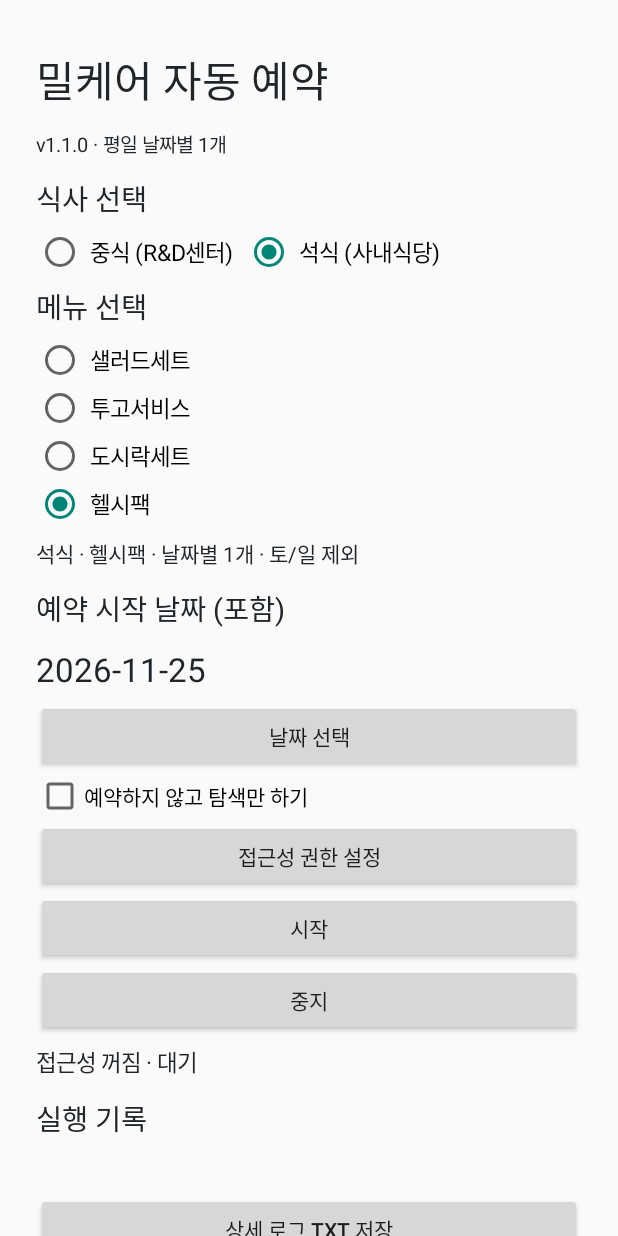
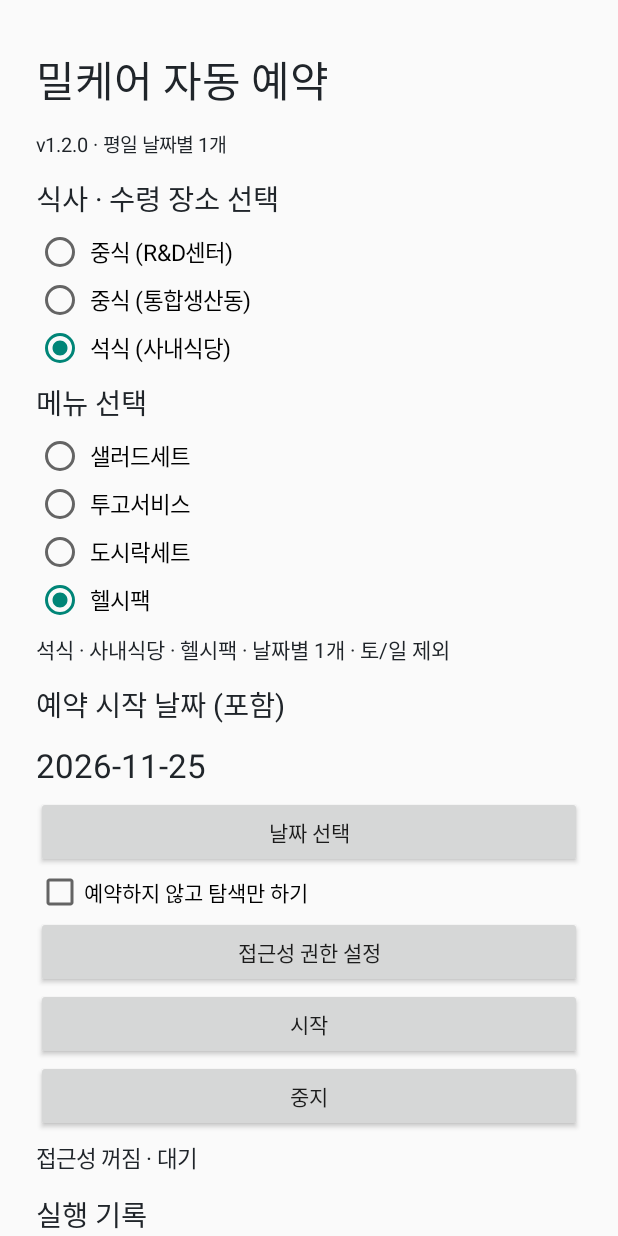
Before and after one commit to eekk1962-coder/scrollshot-lite, an Android app: the screen it shows after launch (MainActivity), on a phone screen of 412 x 824 dp. Run offline under Robolectric (Android 15) with nearby library versions, the phone set to English and light mode, and no system bars.

Commit message:
Add production-building lunch pickup tab, preserve existing history, test all 12 combinations

```diff
--- a/mealcare-macro/app/build.gradle
+++ b/mealcare-macro/app/build.gradle
@@ -2,6 +2,6 @@ plugins { id 'com.android.application' version '8.7.3' }
 android {
  namespace 'kr.signal.mealcaremacro'
  compileSdk 35
- defaultConfig { applicationId 'kr.signal.mealcaremacro'; minSdk 26; targetSdk 34; versionCode 8; versionName '1.1.0' }
+ defaultConfig { applicationId 'kr.signal.mealcaremacro'; minSdk 26; targetSdk 34; versionCode 9; versionName '1.2.0' }
  compileOptions { sourceCompatibility JavaVersion.VERSION_17; targetCompatibility JavaVersion.VERSION_17 }
 }
--- a/mealcare-macro/app/src/main/java/kr/signal/mealcaremacro/MacroService.java
+++ b/mealcare-macro/app/src/main/java/kr/signal/mealcaremacro/MacroService.java
@@ -15,7 +15,7 @@ public class MacroService extends AccessibilityService {
  @Override public void onDestroy(){stop("서비스 종료");instance=null;super.onDestroy();}
  SharedPreferences prefs(){return getSharedPreferences("run",0);}
  void log(String s){trace("LOG "+s);String old=prefs().getString("log","");String line=LocalTime.now().withNano(0)+" "+s;String all=line+"\n"+old;prefs().edit().putString("log",all.substring(0,Math.min(20000,all.length()))).putString("status",s).apply();if(info!=null)info.setText("예약 "+success+" · "+s);}
- void begin(String p,LocalDate d,boolean dry,MealSelection selected){if(running)return;selection=selected;TAB=selected.tab;pkg=p;start=d;preview=dry;seen.clear();closedCards.clear();inspectedCards.clear();pendingCard="";returnScroll=0;lastDump="";booked=new HashSet<>(prefs().getStringSet(selection.key,Collections.emptySet()));seen.addAll(booked);target=PickupParser.nextEligible(start,seen);laterCandidate=null;pending=null;idle=scrolls=success=skips=0;lastSig="";state="OPEN";running=true;deadline=SystemClock.uptimeMillis()+20*60*1000;due=SystemClock.uptimeMillis()+1600;show();trace("\n=== v1.1.0 RUN "+LocalDateTime.now()+" package="+p+" start="+d+" selection="+selection.display+" tab="+TAB+" preview="+dry+" ===");log(selection.display+" 시작 "+d+(dry?" (탐색만)":""));log("목표 날짜 "+target);h.post(tick);}
+ void begin(String p,LocalDate d,boolean dry,MealSelection selected){if(running)return;selection=selected;TAB=selected.tab;pkg=p;start=d;preview=dry;seen.clear();closedCards.clear();inspectedCards.clear();pendingCard="";returnScroll=0;lastDump="";booked=new HashSet<>(prefs().getStringSet(selection.key,Collections.emptySet()));seen.addAll(booked);target=PickupParser.nextEligible(start,seen);laterCandidate=null;pending=null;idle=scrolls=success=skips=0;lastSig="";state="OPEN";running=true;deadline=SystemClock.uptimeMillis()+20*60*1000;due=SystemClock.uptimeMillis()+1600;show();trace("\n=== v1.2.0 RUN "+LocalDateTime.now()+" package="+p+" start="+d+" selection="+selection.display+" tab="+TAB+" preview="+dry+" ===");log(selection.display+" 시작 "+d+(dry?" (탐색만)":""));log("목표 날짜 "+target);h.post(tick);}
  void stop(String reason){if(!running)return;running=false;h.removeCallbacks(tick);if(pending!=null&&("RESULT".equals(state)||"CONFIRM".equals(state)))reason+=" · "+pending+" 결과 미확인, 주문 내역 확인 필요";log(reason+" / 완료 "+success+"건");if(overlay!=null){try{wm.removeView(overlay);}catch(Exception ignored){}overlay=null;info=null;}}
  void show(){wm=(WindowManager)getSystemService(WINDOW_SERVICE);overlay=new LinearLayout(this);overlay.setOrientation(0);overlay.setGravity(Gravity.CENTER_VERTICAL);overlay.setPadding(12,4,8,4);overlay.setBackgroundColor(0xee182b21);info=new TextView(this);info.setTextColor(Color.WHITE);info.setMaxLines(2);info.setTextSize(12);overlay.addView(info,new LinearLayout.LayoutParams(0,-2,1));Button b=new Button(this);b.setText("중지");b.setOnClickListener(v->stop("사용자 중지"));overlay.addView(b);WindowManager.LayoutParams lp=new WindowManager.LayoutParams(getResources().getDisplayMetrics().widthPixels*4/5,-2,WindowManager.LayoutParams.TYPE_ACCESSIBILITY_OVERLAY,WindowManager.LayoutParams.FLAG_NOT_FOCUSABLE|WindowManager.LayoutParams.FLAG_NOT_TOUCH_MODAL,PixelFormat.TRANSLUCENT);lp.gravity=Gravity.TOP|Gravity.CENTER_HORIZONTAL;try{wm.addView(overlay,lp);}catch(Exception e){overlay=null;info=null;}}
  void walk(AccessibilityNodeInfo n,List<Item> out,int depth){if(n==null||depth>40||out.size()>1500)return;if(n.isVisibleToUser()&&!n.isPassword()&&!"android.widget.EditText".contentEquals(n.getClassName()==null?"":n.getClassName())){if(n.getText()!=null)out.add(new Item(n,n.getText().toString()));if(n.getContentDescription()!=null&&!Objects.equals(n.getText(),n.getContentDescription()))out.add(new Item(n,n.getContentDescription().toString()));}for(int i=0;i<n.getChildCount();i++)walk(n.getChild(i),out,depth+1);}
--- a/mealcare-macro/app/src/main/java/kr/signal/mealcaremacro/MainActivity.java
+++ b/mealcare-macro/app/src/main/java/kr/signal/mealcaremacro/MainActivity.java
@@ -7,8 +7,8 @@ public class MainActivity extends Activity {
  Button button(String s,Runnable r){Button b=new Button(this);b.setAllCaps(false);b.setText(s);b.setOnClickListener(v->r.run());return b;}
  @Override public void onCreate(Bundle b){super.onCreate(b);try{date=LocalDate.parse(getPreferences(0).getString("date",date.toString()));}catch(Exception ignored){}
  ScrollView sc=new ScrollView(this);LinearLayout l=new LinearLayout(this);l.setOrientation(1);l.setPadding(dp(24),dp(26),dp(24),dp(24));sc.addView(l);setContentView(sc);
- l.addView(text("밀케어 자동 예약",28));l.addView(text("v1.1.0 · 평일 날짜별 1개",13));
- l.addView(text("식사 선택",19));meals=new RadioGroup(this);meals.setOrientation(RadioGroup.HORIZONTAL);addOption(meals,"중식 (R&D센터)",101);addOption(meals,"석식 (사내식당)",102);l.addView(meals);meals.check(getPreferences(0).getBoolean("lunch",false)?101:102);
+ l.addView(text("밀케어 자동 예약",28));l.addView(text("v1.2.0 · 평일 날짜별 1개",13));
+ l.addView(text("식사 · 수령 장소 선택",19));meals=new RadioGroup(this);meals.setOrientation(RadioGroup.VERTICAL);addOption(meals,"중식 (R&D센터)",101);addOption(meals,"중식 (통합생산동)",103);addOption(meals,"석식 (사내식당)",102);l.addView(meals);int mealId=getPreferences(0).getInt("mealId",getPreferences(0).getBoolean("lunch",false)?101:102);meals.check(mealId==101||mealId==103?mealId:102);
  l.addView(text("메뉴 선택",19));menus=new RadioGroup(this);menus.setOrientation(RadioGroup.VERTICAL);for(int i=0;i<MealSelection.MENUS.length;i++)addOption(menus,MealSelection.MENUS[i],201+i);l.addView(menus);int menuIndex=getPreferences(0).getInt("menuIndex",3);menus.check(201+Math.max(0,Math.min(3,menuIndex)));
  selectedInfo=text("",14);l.addView(selectedInfo);meals.setOnCheckedChangeListener((group,id)->saveSelection());menus.setOnCheckedChangeListener((group,id)->saveSelection());saveSelection();
  l.addView(text("예약 시작 날짜 (포함)",19));
@@ -21,8 +21,8 @@ public class MainActivity extends Activity {
  l.addView(button("선택한 식사·메뉴 예약 기록 초기화",()->{MealSelection selected=selection();new AlertDialog.Builder(this).setMessage(selected.display+"의 앱 내부 중복 방지 기록만 지웁니다. 실제 예약은 취소되지 않습니다.").setNegativeButton("취소",null).setPositiveButton("초기화",(d,w)->{if(MacroService.instance==null||!MacroService.instance.running)getSharedPreferences("run",0).edit().remove(selected.key).apply();}).show();}));
  }
  void addOption(RadioGroup group,String label,int id){RadioButton rb=new RadioButton(this);rb.setId(id);rb.setText(label);rb.setTextSize(15);rb.setPadding(dp(4),dp(5),dp(8),dp(5));group.addView(rb);}
- MealSelection selection(){int index=Math.max(0,Math.min(3,menus.getCheckedRadioButtonId()-201));return new MealSelection(meals.getCheckedRadioButtonId()==101,MealSelection.MENUS[index]);}
- void saveSelection(){MealSelection s=selection();getPreferences(0).edit().putBoolean("lunch",s.lunch).putInt("menuIndex",menus.getCheckedRadioButtonId()-201).apply();selectedInfo.setText(s.display+" · 날짜별 1개 · 토/일 제외");}
+ MealSelection selection(){int index=Math.max(0,Math.min(3,menus.getCheckedRadioButtonId()-201));int id=meals.getCheckedRadioButtonId();return new MealSelection(id==101?MealSelection.RD:id==103?MealSelection.PRODUCTION:MealSelection.DINNER,MealSelection.MENUS[index]);}
+ void saveSelection(){MealSelection s=selection();getPreferences(0).edit().putBoolean("lunch",s.lunch).putInt("mealId",meals.getCheckedRadioButtonId()).putInt("menuIndex",menus.getCheckedRadioButtonId()-201).apply();selectedInfo.setText(s.display+" · 날짜별 1개 · 토/일 제외");}
  void startMacro(){if(MacroService.instance==null){status.setText("접근성 설정에서 밀케어 예약 자동화를 켜주세요.");return;} if(MacroService.instance.running)return;
  Intent query=new Intent(Intent.ACTION_MAIN).addCategory(Intent.CATEGORY_LAUNCHER);ArrayList<ResolveInfo> matches=new ArrayList<>();
  for(ResolveInfo ri:getPackageManager().queryIntentActivities(query,0)){String label=ri.loadLabel(getPackageManager()).toString().replaceAll("\\s+","").toLowerCase(Locale.ROOT);if((label.equals("mealcare")||label.equals("밀케어")||label.equals("밀케어앱"))&&!ri.activityInfo.packageName.equals(getPackageName()))matches.add(ri);}
--- a/mealcare-macro/app/src/main/java/kr/signal/mealcaremacro/MealSelection.java
+++ b/mealcare-macro/app/src/main/java/kr/signal/mealcaremacro/MealSelection.java
@@ -2,17 +2,19 @@ package kr.signal.mealcaremacro;
 import java.util.regex.Pattern;
 final class MealSelection {
  static final String[] MENUS={"샐러드세트","투고서비스","도시락세트","헬시팩"};
+ static final String RD="R&D센터", PRODUCTION="통합생산동", DINNER="석식(사내식당)";
  final boolean lunch; final String menu,tab,productPattern,key,display;
- MealSelection(boolean lunch,String menu){
+ MealSelection(boolean lunch,String menu){this(lunch?RD:DINNER,menu);}
+ MealSelection(String location,String menu){
   if(!java.util.Arrays.asList(MENUS).contains(menu))throw new IllegalArgumentException("unknown menu");
-  this.lunch=lunch;this.menu=menu;
-  tab=lunch?"R&D센터":"석식(사내식당)";
-  productPattern=Pattern.quote(menu)+(lunch?Pattern.quote("(R&D센터)"):"\\(사내식당-석식(?:용)?\\)");
-  key=lunch?"booked_lunch_"+menu:menu.equals("헬시팩")?"booked":"booked_dinner_"+menu;
-  display=(lunch?"중식":"석식")+" · "+menu;
+  if(!RD.equals(location)&&!PRODUCTION.equals(location)&&!DINNER.equals(location))throw new IllegalArgumentException("unknown location");
+  this.lunch=!DINNER.equals(location);this.menu=menu;this.tab=location;
+  productPattern=Pattern.quote(menu)+(lunch?Pattern.quote("("+tab+")"):"\\(사내식당-석식(?:용)?\\)");
+  key=RD.equals(tab)?"booked_lunch_"+menu:PRODUCTION.equals(tab)?"booked_production_"+menu:menu.equals("헬시팩")?"booked":"booked_dinner_"+menu;
+  display=(lunch?"중식 · "+tab:"석식 · 사내식당")+" · "+menu;
  }
  boolean product(String text){return Pattern.compile(productPattern).matcher(PickupParser.normalize(text)).find();}
- boolean otherTabProduct(String text){String s=PickupParser.normalize(text);return lunch?s.contains("(사내식당-석식"):s.contains("(R&D센터)")||s.contains("(통합생산동)");}
+ boolean otherTabProduct(String text){String s=PickupParser.normalize(text);return (!RD.equals(tab)&&s.contains("(R&D센터)"))||(!PRODUCTION.equals(tab)&&s.contains("(통합생산동)"))||(lunch&&s.contains("(사내식당-석식"));}
  boolean legacy(){return key.equals("booked");}
- static MealSelection defaults(){return new MealSelection(false,"헬시팩");}
+ static MealSelection defaults(){return new MealSelection(DINNER,"헬시팩");}
 }
```
Also changed, not shown: 2 other files.
